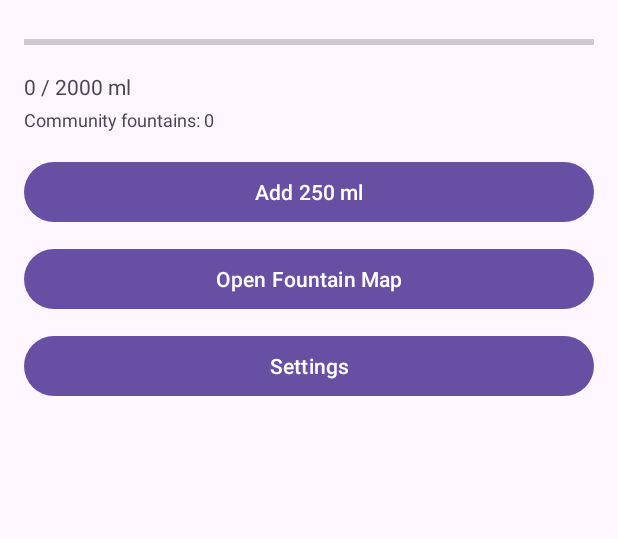
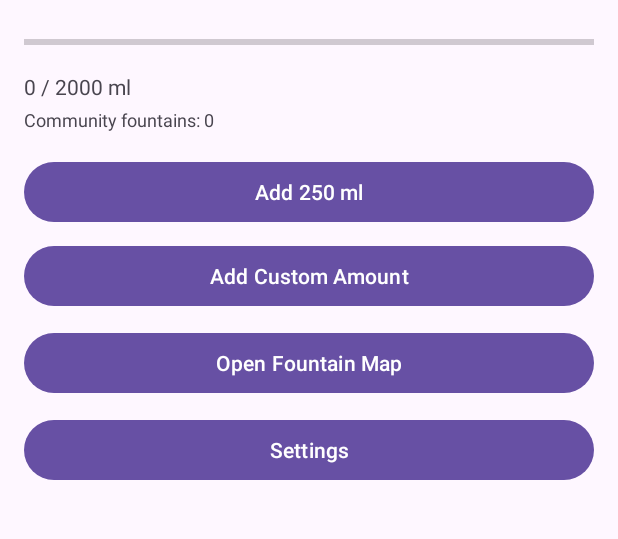
Before and after one commit to Sidkej2004/Group_Project_CMSC436, an Android app: the screen it shows after launch (MainActivity), on a phone screen of 412 x 824 dp, the part 77-616 px from its top. Run offline under Robolectric (Android 15) with nearby library versions, the phone set to English and light mode, and no system bars; our stand-ins replace AdMob, Firebase (no records; nobody signed in at launch, a user with empty details on screens opened directly).

```diff
--- a/app/src/main/AndroidManifest.xml
+++ b/app/src/main/AndroidManifest.xml
@@ -39,12 +39,12 @@
         <!-- GOOGLE MAPS API KEY -->
         <meta-data
             android:name="com.google.android.geo.API_KEY"
-            android:value="${MAPS_API_KEY}"
+            android:value="AIzaSyBDb73UZ6nKpz3gGuTtZ0nfjUMg7CI7VJ8"
             tools:replace="android:value" />
 
         <meta-data
             android:name="com.google.android.gms.ads.APPLICATION_ID"
-            android:value="${ADMOB_APP_ID}"
+            android:value="ca-app-pub-3940256099942544~3347511713"
             tools:replace="android:value" />
 
     </application>
--- a/app/src/main/res/layout/activity_main.xml
+++ b/app/src/main/res/layout/activity_main.xml
@@ -58,6 +58,16 @@
         app:layout_constraintTop_toBottomOf="@id/fountainCountText"/>
 
     <Button
+        android:id="@+id/addCustomBtn"
+        android:layout_width="0dp"
+        android:layout_height="wrap_content"
+        android:layout_marginTop="8dp"
+        android:text="Add Custom Amount"
+        app:layout_constraintEnd_toEndOf="parent"
+        app:layout_constraintStart_toStartOf="parent"
+        app:layout_constraintTop_toBottomOf="@id/add250Btn"/>
+
+    <Button
         android:id="@+id/openMapBtn"
         android:layout_width="0dp"
         android:layout_height="wrap_content"
@@ -65,7 +75,7 @@
         android:text="Open Fountain Map"
         app:layout_constraintEnd_toEndOf="parent"
         app:layout_constraintStart_toStartOf="parent"
-        app:layout_constraintTop_toBottomOf="@id/add250Btn"/>
+        app:layout_constraintTop_toBottomOf="@id/addCustomBtn"/>
 
     <Button
         android:id="@+id/openSettingsBtn"
```
Also changed, not shown: app/build.gradle.kts (+0 -13 lines), app/src/main/java/com/example/hydrocheck/MainActivity.kt (+38 -0 lines), 1 other file.
